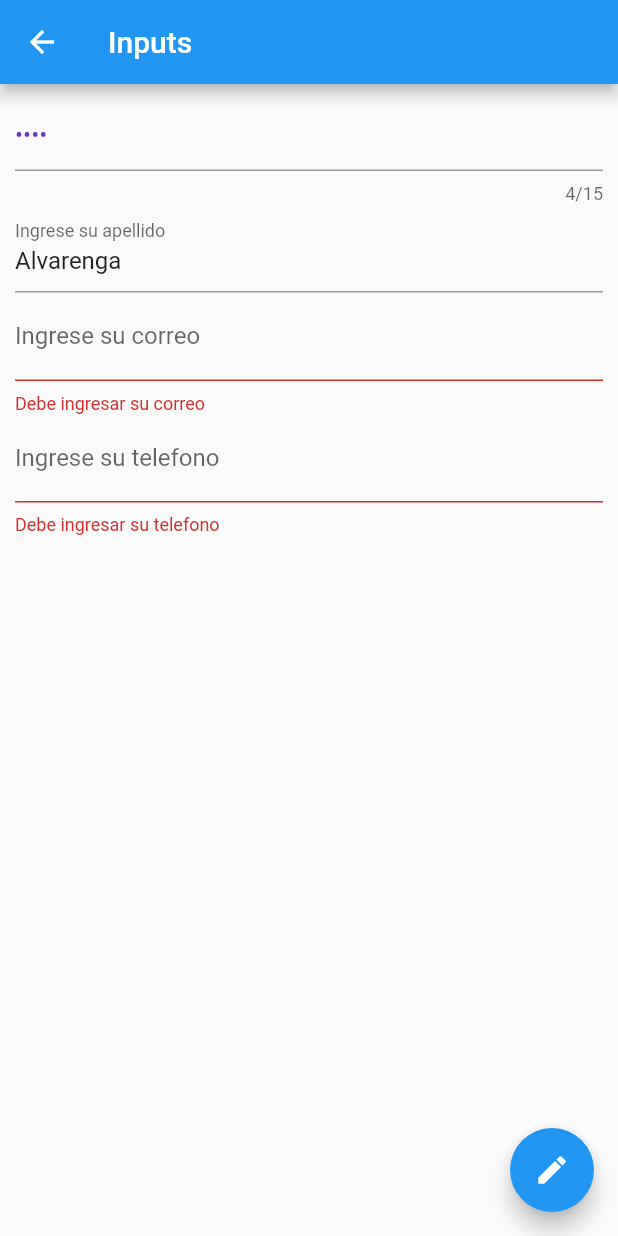
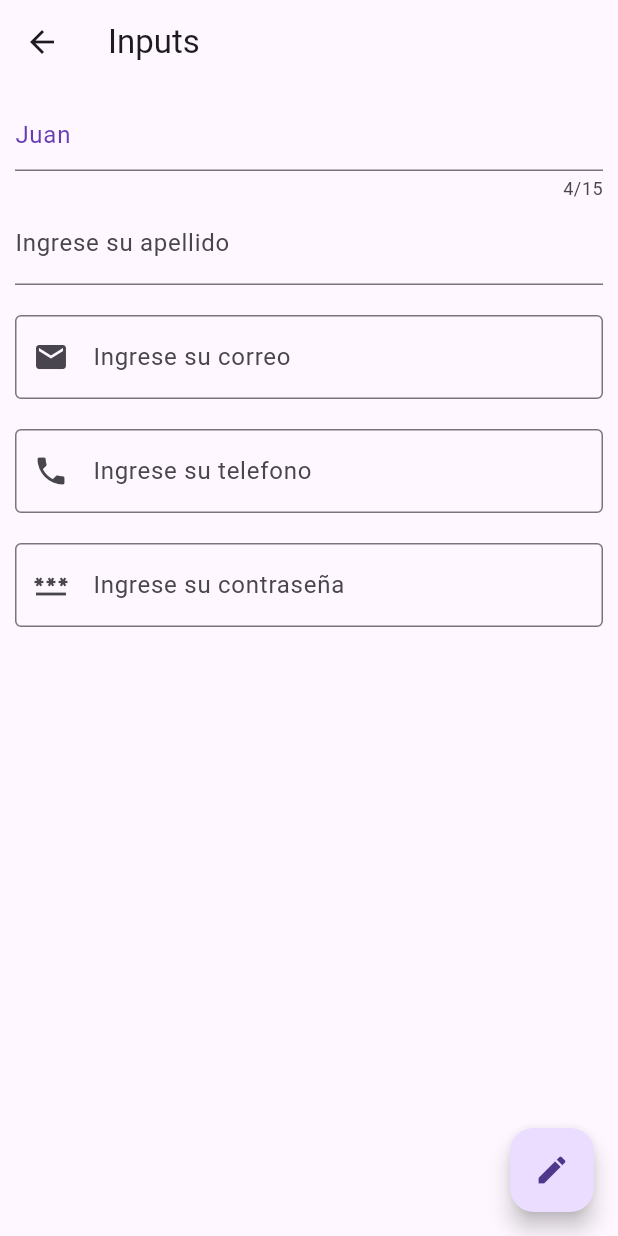
Before and after one commit to jalvarenga-unah/IS-912-II-PAC-2023, a Flutter app: the InputsPage screen opened by its route, after a tap on the "edit" icon, on a phone screen of 412 x 824 dp. Run offline on Flutter 3.47's test engine with Material 2 defaults, Android fonts, the phone set to English and light mode, and no system bars; our stand-ins replace cached_network_image.

Commit message:
trabajando con widgets personalizados

```diff
--- a/proyectos-flutter/componentes/lib/main.dart
+++ b/proyectos-flutter/componentes/lib/main.dart
@@ -11,7 +11,7 @@ class MyApp extends StatelessWidget {
   Widget build(BuildContext context) {
     return MaterialApp(
       title: 'Material App',
-      theme: ThemeData(useMaterial3: false),
+      theme: ThemeData(useMaterial3: true),
       home: const HomePage(),
       initialRoute: MyRoutes.home.name,
       routes: routes,
--- a/proyectos-flutter/componentes/lib/src/pages/inputs_page.dart
+++ b/proyectos-flutter/componentes/lib/src/pages/inputs_page.dart
@@ -1,3 +1,6 @@
+import 'dart:math';
+
+import 'package:componentes/src/widgets/input_form.dart';
 import 'package:flutter/material.dart';
 
 class InputsPage extends StatelessWidget {
@@ -6,6 +9,11 @@ class InputsPage extends StatelessWidget {
   final nombreController = TextEditingController(text: 'Juan');
   final apellidoController = TextEditingController();
   final formKey = GlobalKey<FormState>();
+
+  //controllers del formulario
+  final emailController = TextEditingController();
+  final phoneController = TextEditingController();
+  final passwordController = TextEditingController();
 
   @override
   Widget build(BuildContext context) {
@@ -21,7 +29,7 @@ class InputsPage extends StatelessWidget {
               TextField(
                 controller: nombreController,
                 keyboardType: TextInputType.name,
-                obscureText: true,
+                obscureText: false,
                 style: const TextStyle(
                   color: Colors.deepPurple,
                 ),
@@ -44,25 +52,48 @@ class InputsPage extends StatelessWidget {
                 key: formKey,
                 child: Column(
                   children: [
-                    TextFormField(
-                      decoration:
-                          InputDecoration(label: Text('Ingrese su correo')),
+                    const SizedBox(height: 20),
+                    //el correo
+                    InputForm(
+                      controller: emailController,
+                      label: 'Ingrese su correo',
+                      icon: Icons.email,
+                      keyboardType: TextInputType.emailAddress,
                       validator: (value) {
-                        if (value!.isEmpty) return 'Debe ingresar su correo';
-
+                        if (!value!.contains('@')) {
+                          return 'Ingrese un correo valido';
+                        }
                         return null;
                       },
                     ),
-                    TextFormField(
-                      decoration: const InputDecoration(
-                          label: Text('Ingrese su telefono')),
+                    const SizedBox(height: 20),
+                    //el telefono
+                    InputForm(
+                      controller: phoneController,
+                      label: 'Ingrese su telefono',
+                      icon: Icons.phone,
+                      keyboardType: TextInputType.phone,
                       validator: (value) {
-                        if (value!.isEmpty) return 'Debe ingresar su telefono';
-
-                        if (value.length < 8) return 'Ingrese un numero valido';
+                        if (value!.length != 8) {
+                          return 'Ingrese un telefono valido';
+                        }
                         return null;
                       },
-                    )
+                    ),
+                    const SizedBox(height: 20),
+                    //el telefono
+                    InputForm(
+                      controller: passwordController,
+                      label: 'Ingrese su contraseña',
+                      icon: Icons.password,
+                      keyboardType: TextInputType.visiblePassword,
+                      validator: (value) {
+                        //todas las condiciones para
+                        //una contraseña fuerte
+                        return null;
+                      },
+                    ),
+                    const SizedBox(height: 20),
                   ],
                 ),
               )
@@ -73,10 +104,33 @@ class InputsPage extends StatelessWidget {
       floatingActionButton: FloatingActionButton(
         onPressed: () {
           //la propiedad "text", es un getter y setter
-          print(nombreController.text);
-          apellidoController.text = 'Alvarenga';
+          // print(nombreController.text);
+          if (nombreController.text.isEmpty) {
+            //mostrar snackbar
+            ScaffoldMessenger.of(context).showSnackBar(
+              const SnackBar(
+                content: Text('Ingrese su nombre'),
+              ),
+            );
+            return;
+          }
+          if (apellidoController.text.isEmpty) {
+            //mostrar snackbar
+            return;
+          }
 
-          print(formKey.currentState!.validate());
+          if (formKey.currentState!.validate()) {
+            print('Formulario valido');
+
+            final data = {
+              'email': emailController.text,
+              'phone': phoneController.text,
+              'password': passwordController.text,
+            };
+
+            //mandar a guardar al servidor
+            print(data);
+          }
         },
         child: const Icon(Icons.edit),
       ),
--- /dev/null
+++ b/proyectos-flutter/componentes/lib/src/widgets/input_form.dart
@@ -0,0 +1,33 @@
+import 'package:flutter/material.dart';
+
+class InputForm extends StatelessWidget {
+  const InputForm({
+    super.key,
+    required this.label,
+    this.icon,
+    this.keyboardType = TextInputType.text,
+    required this.validator,
+    required this.controller,
+  });
+
+  final String label;
+  final IconData? icon;
+  final TextInputType keyboardType;
+  final String? Function(String?) validator;
+  final TextEditingController controller;
+
+  @override
+  Widget build(BuildContext context) {
+    return TextFormField(
+      controller: controller,
+      keyboardType: keyboardType,
+      obscureText: keyboardType == TextInputType.visiblePassword,
+      decoration: InputDecoration(
+        label: Text(label),
+        border: const OutlineInputBorder(),
+        prefixIcon: Icon(icon),
+      ),
+      validator: validator,
+    );
+  }
+}
```
Also changed, not shown: 1 other file.
